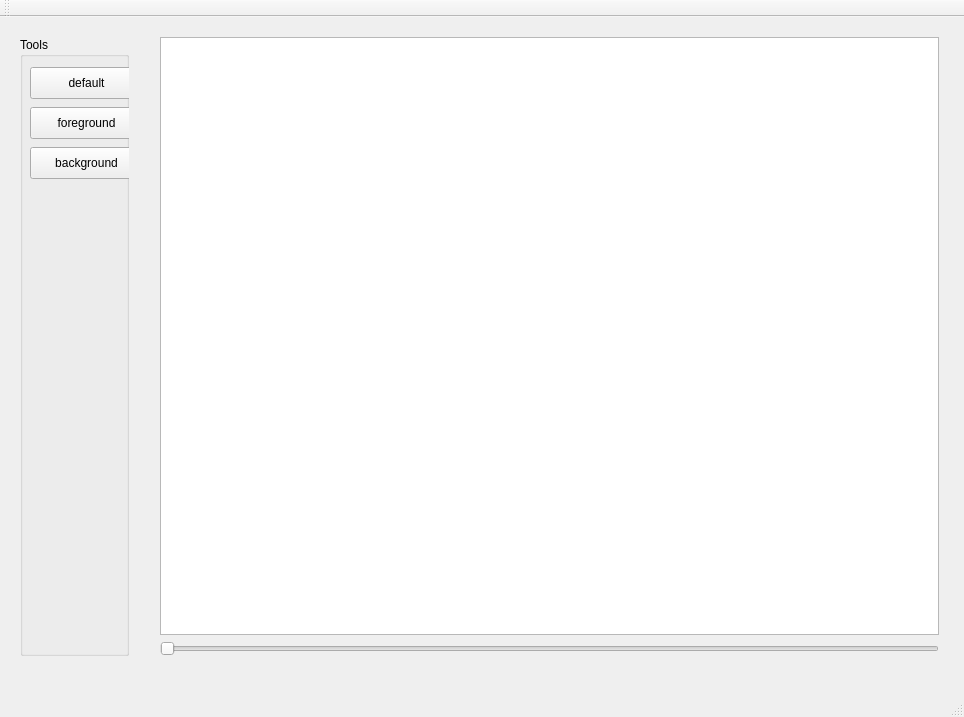
lcchust/video-snapcut-1, file video-snapcut-ui/video-snapcut/mainwindow.ui: the form before one commit.
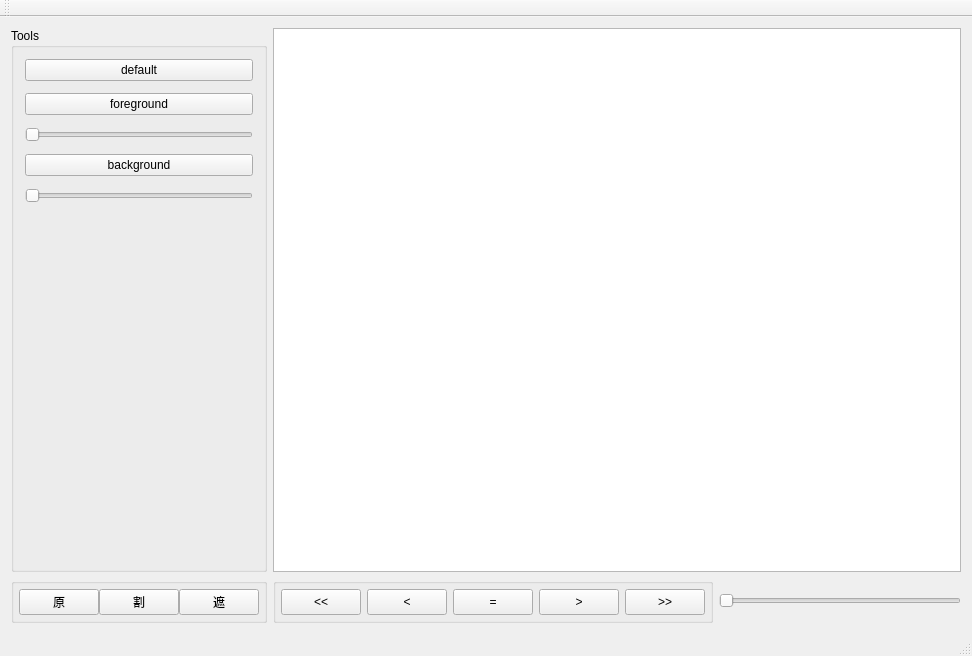
The form after the commit.

Diff of the .ui file:
```diff
--- a/video-snapcut-ui/video-snapcut/mainwindow.ui
+++ b/video-snapcut-ui/video-snapcut/mainwindow.ui
@@ -6,31 +6,79 @@
    <rect>
     <x>0</x>
     <y>0</y>
-    <width>964</width>
-    <height>717</height>
+    <width>972</width>
+    <height>656</height>
    </rect>
   </property>
+  <property name="sizePolicy">
+   <sizepolicy hsizetype="Expanding" vsizetype="Expanding">
+    <horstretch>0</horstretch>
+    <verstretch>0</verstretch>
+   </sizepolicy>
+  </property>
   <property name="windowTitle">
    <string>MainWindow</string>
   </property>
   <widget class="QWidget" name="centralWidget">
-   <widget class="QWidget" name="verticalLayoutWidget_2">
-    <property name="geometry">
-     <rect>
-      <x>9</x>
-      <y>9</y>
-      <width>131</width>
-      <height>641</height>
-     </rect>
-    </property>
-    <layout class="QVBoxLayout" name="verticalLayout_3">
+   <layout class="QGridLayout" name="gridLayout">
+    <item row="2" column="0">
+     <widget class="QGroupBox" name="groupBox_2">
+      <property name="sizePolicy">
+       <sizepolicy hsizetype="Fixed" vsizetype="Preferred">
+        <horstretch>0</horstretch>
+        <verstretch>0</verstretch>
+       </sizepolicy>
+      </property>
+      <property name="title">
+       <string/>
+      </property>
+      <layout class="QHBoxLayout" name="horizontalLayout_2">
+       <property name="spacing">
+        <number>0</number>
+       </property>
+       <property name="leftMargin">
+        <number>5</number>
+       </property>
+       <property name="topMargin">
+        <number>5</number>
+       </property>
+       <property name="rightMargin">
+        <number>5</number>
+       </property>
+       <property name="bottomMargin">
+        <number>5</number>
+       </property>
      <item>
+        <widget class="QPushButton" name="pushButton_6">
+         <property name="text">
+          <string>原</string>
+         </property>
+        </widget>
+       </item>
+       <item>
+        <widget class="QPushButton" name="pushButton_8">
+         <property name="text">
+          <string>割</string>
+         </property>
+        </widget>
+       </item>
+       <item>
+        <widget class="QPushButton" name="pushButton_7">
+         <property name="text">
+          <string>遮</string>
+         </property>
+        </widget>
+       </item>
+      </layout>
+     </widget>
+    </item>
+    <item row="0" column="0">
       <widget class="QGroupBox" name="groupBox">
        <property name="enabled">
         <bool>true</bool>
        </property>
        <property name="sizePolicy">
-        <sizepolicy hsizetype="Preferred" vsizetype="MinimumExpanding">
+       <sizepolicy hsizetype="Preferred" vsizetype="Minimum">
          <horstretch>0</horstretch>
          <verstretch>0</verstretch>
         </sizepolicy>
@@ -38,15 +86,12 @@
        <property name="title">
         <string>Tools</string>
        </property>
+      <layout class="QVBoxLayout" name="verticalLayout">
+       <property name="spacing">
+        <number>12</number>
+       </property>
+       <item>
        <widget class="QPushButton" name="defaultTool">
-        <property name="geometry">
-         <rect>
-          <x>10</x>
-          <y>30</y>
-          <width>113</width>
-          <height>32</height>
-         </rect>
-        </property>
         <property name="text">
          <string>default</string>
         </property>
@@ -54,15 +99,9 @@
          <string notr="true">buttonGroup</string>
         </attribute>
        </widget>
+       </item>
+       <item>
        <widget class="QPushButton" name="foregroundTool">
-        <property name="geometry">
-         <rect>
-          <x>10</x>
-          <y>70</y>
-          <width>113</width>
-          <height>32</height>
-         </rect>
-        </property>
         <property name="text">
          <string>foreground</string>
         </property>
@@ -70,15 +109,22 @@
          <string notr="true">buttonGroup</string>
         </attribute>
        </widget>
+       </item>
+       <item>
+        <widget class="QSlider" name="fgdRadius">
+         <property name="sizePolicy">
+          <sizepolicy hsizetype="Preferred" vsizetype="Fixed">
+           <horstretch>0</horstretch>
+           <verstretch>0</verstretch>
+          </sizepolicy>
+         </property>
+         <property name="orientation">
+          <enum>Qt::Horizontal</enum>
+         </property>
+        </widget>
+       </item>
+       <item>
        <widget class="QPushButton" name="backgroundTool">
-        <property name="geometry">
-         <rect>
-          <x>10</x>
-          <y>110</y>
-          <width>113</width>
-          <height>32</height>
-         </rect>
-        </property>
         <property name="text">
          <string>background</string>
         </property>
@@ -86,28 +132,146 @@
          <string notr="true">buttonGroup</string>
         </attribute>
        </widget>
+       </item>
+       <item>
+        <widget class="QSlider" name="bgdRadius">
+         <property name="sizePolicy">
+          <sizepolicy hsizetype="Preferred" vsizetype="Fixed">
+           <horstretch>0</horstretch>
+           <verstretch>0</verstretch>
+          </sizepolicy>
+         </property>
+         <property name="orientation">
+          <enum>Qt::Horizontal</enum>
+         </property>
+        </widget>
+       </item>
+       <item>
+        <spacer name="verticalSpacer">
+         <property name="orientation">
+          <enum>Qt::Vertical</enum>
+         </property>
+         <property name="sizeHint" stdset="0">
+          <size>
+           <width>20</width>
+           <height>40</height>
+          </size>
+         </property>
+        </spacer>
+       </item>
+      </layout>
        <zorder>foregroundTool</zorder>
        <zorder>backgroundTool</zorder>
        <zorder>defaultTool</zorder>
+      <zorder>verticalSpacer</zorder>
+      <zorder>fgdRadius</zorder>
+      <zorder>bgdRadius</zorder>
+      <zorder>backgroundTool</zorder>
+     </widget>
+    </item>
+    <item row="2" column="1">
+     <widget class="QGroupBox" name="groupBox_3">
+      <property name="title">
+       <string/>
+      </property>
+      <layout class="QHBoxLayout" name="horizontalLayout_3">
+       <property name="spacing">
+        <number>6</number>
+       </property>
+       <property name="leftMargin">
+        <number>5</number>
+       </property>
+       <property name="topMargin">
+        <number>5</number>
+       </property>
+       <property name="rightMargin">
+        <number>5</number>
+       </property>
+       <property name="bottomMargin">
+        <number>5</number>
+       </property>
+       <item>
+        <widget class="QPushButton" name="pushButton_5">
+         <property name="sizePolicy">
+          <sizepolicy hsizetype="Preferred" vsizetype="Preferred">
+           <horstretch>0</horstretch>
+           <verstretch>20</verstretch>
+          </sizepolicy>
+         </property>
+         <property name="text">
+          <string>&lt;&lt;</string>
+         </property>
+        </widget>
+       </item>
+       <item>
+        <widget class="QPushButton" name="pushButton">
+         <property name="sizePolicy">
+          <sizepolicy hsizetype="Preferred" vsizetype="Preferred">
+           <horstretch>0</horstretch>
+           <verstretch>0</verstretch>
+          </sizepolicy>
+         </property>
+         <property name="text">
+          <string>&lt;</string>
+         </property>
+         <attribute name="buttonGroup">
+          <string notr="true">buttonGroup_video</string>
+         </attribute>
+        </widget>
+       </item>
+       <item>
+        <widget class="QPushButton" name="pushButton_3">
+         <property name="sizePolicy">
+          <sizepolicy hsizetype="Preferred" vsizetype="Preferred">
+           <horstretch>0</horstretch>
+           <verstretch>20</verstretch>
+          </sizepolicy>
+         </property>
+         <property name="text">
+          <string>=</string>
+         </property>
+        </widget>
+       </item>
+       <item>
+        <widget class="QPushButton" name="pushButton_2">
+         <property name="sizePolicy">
+          <sizepolicy hsizetype="Minimum" vsizetype="Preferred">
+           <horstretch>0</horstretch>
+           <verstretch>0</verstretch>
+          </sizepolicy>
+         </property>
+         <property name="text">
+          <string>&gt;</string>
+         </property>
+         <attribute name="buttonGroup">
+          <string notr="true">buttonGroup_video</string>
+         </attribute>
+        </widget>
+       </item>
+       <item>
+        <widget class="QPushButton" name="pushButton_4">
+         <property name="sizePolicy">
+          <sizepolicy hsizetype="Minimum" vsizetype="Preferred">
+           <horstretch>0</horstretch>
+           <verstretch>0</verstretch>
+          </sizepolicy>
+         </property>
+         <property name="text">
+          <string>&gt;&gt;</string>
+         </property>
       </widget>
      </item>
     </layout>
    </widget>
-   <widget class="QWidget" name="verticalLayoutWidget">
-    <property name="geometry">
-     <rect>
-      <x>149</x>
-      <y>9</y>
-      <width>801</width>
-      <height>641</height>
-     </rect>
-    </property>
-    <layout class="QVBoxLayout" name="verticalLayout">
-     <item>
-      <widget class="QGraphicsView" name="drawView"/>
-     </item>
-     <item>
+    </item>
+    <item row="2" column="2">
       <widget class="QSlider" name="horizontalSlider">
+      <property name="sizePolicy">
+       <sizepolicy hsizetype="Expanding" vsizetype="Fixed">
+        <horstretch>0</horstretch>
+        <verstretch>0</verstretch>
+       </sizepolicy>
+      </property>
        <property name="maximum">
         <number>100</number>
        </property>
@@ -116,8 +280,10 @@
        </property>
       </widget>
      </item>
-    </layout>
-   </widget>
+    <item row="0" column="1" colspan="2">
+     <widget class="QGraphicsView" name="drawView"/>
+    </item>
+   </layout>
   </widget>
   <widget class="QMenuBar" name="menuBar">
    <property name="geometry">
```
Left out of the diff: 4 changed lines with no effect on the pictures. Lines whose indentation alone changed are shown as unchanged.
